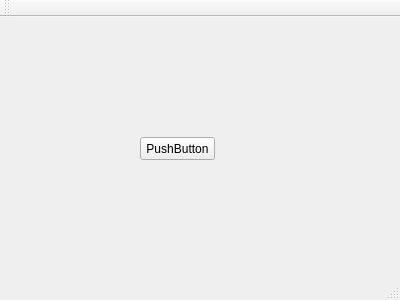
First picture: the form in mainwindow.ui, repository Radzhab/QTparser, before the edit.
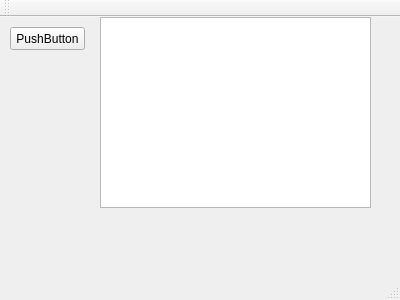
Second picture: the form after the edit.

```diff
--- a/mainwindow.ui
+++ b/mainwindow.ui
@@ -17,8 +17,8 @@
    <widget class="QPushButton" name="pushButton">
     <property name="geometry">
      <rect>
-      <x>140</x>
-      <y>120</y>
+      <x>10</x>
+      <y>10</y>
       <width>75</width>
       <height>23</height>
      </rect>
@@ -27,6 +27,16 @@
      <string>PushButton</string>
     </property>
    </widget>
+   <widget class="QTextEdit" name="textEdit">
+    <property name="geometry">
+     <rect>
+      <x>100</x>
+      <y>0</y>
+      <width>271</width>
+      <height>191</height>
+     </rect>
+    </property>
+   </widget>
   </widget>
   <widget class="QMenuBar" name="menuBar">
    <property name="geometry">
```
